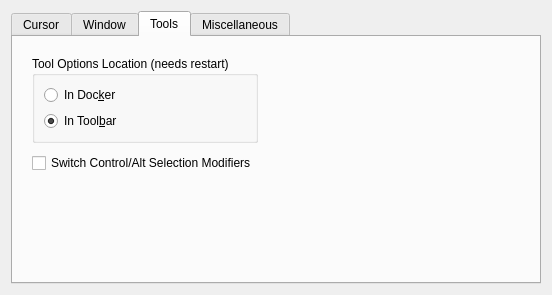
Qt form libs/ui/forms/wdggeneralsettings.ui (KDE/krita) before a commit.
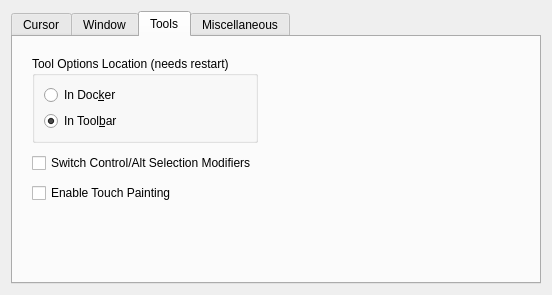
The same form after that commit. The open tabs and pages were chosen to show the change. Custom widgets are drawn as their Qt base class.

Commit message:
Expose the enable/disable touch config flag
Not that it seems to work...

Patch:
```diff
--- a/libs/ui/forms/wdggeneralsettings.ui
+++ b/libs/ui/forms/wdggeneralsettings.ui
@@ -379,6 +379,13 @@
            </property>
           </widget>
          </item>
+         <item>
+          <widget class="QCheckBox" name="chkEnableTouch">
+           <property name="text">
+            <string>Enable Touch Painting</string>
+           </property>
+          </widget>
+         </item>
          <item>
           <spacer name="verticalSpacer_2">
            <property name="orientation">
@@ -643,11 +650,6 @@
    <extends>QPushButton</extends>
    <header>kis_color_button.h</header>
   </customwidget>
-  <customwidget>
-   <class>KisIntParseSpinBox</class>
-   <extends>QSpinBox</extends>
-   <header>kis_int_parse_spin_box.h</header>
-  </customwidget>
  </customwidgets>
  <resources/>
  <connections/>
```
Left out of the diff: 2 changed lines with no effect on the pictures. The commit also changes 1 other file.
